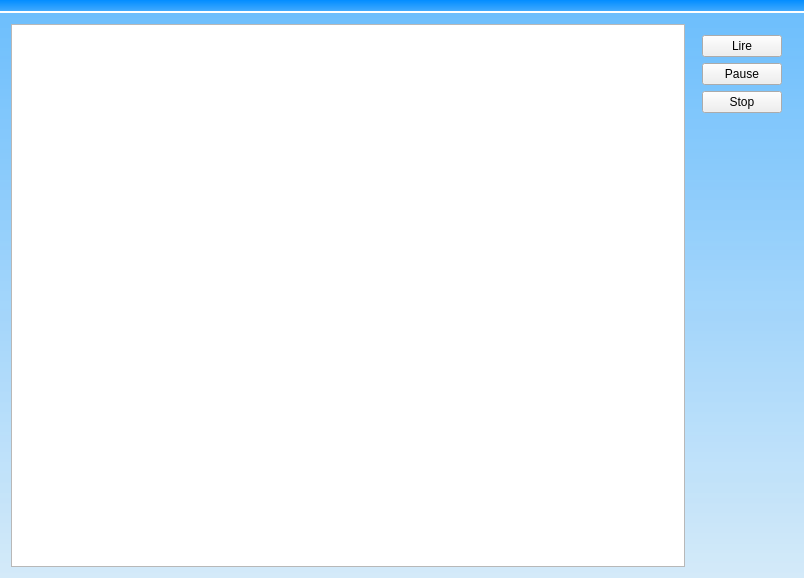
This is mainwindow.ui in Txikilinux/abuledu-minitexte as Qt 5 draws it before an edit. The edited form follows.
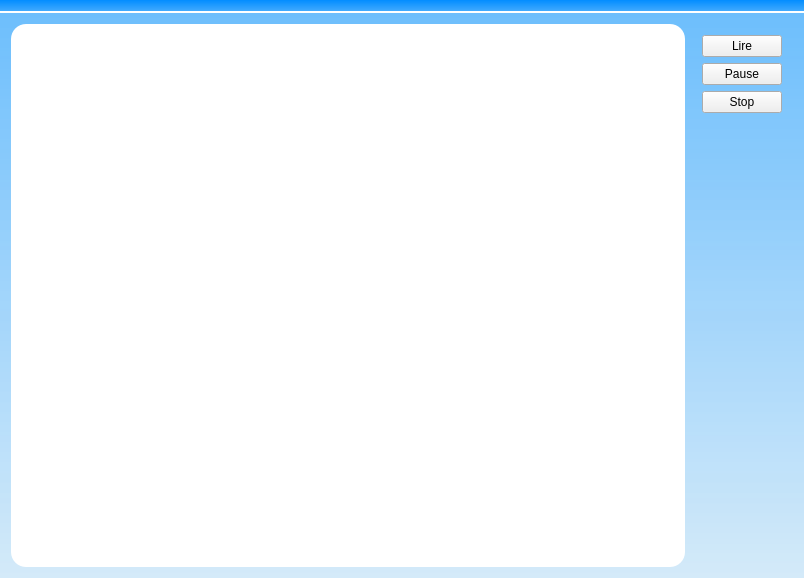
This is the edited form.

Commit message: coins arrondis sur la zone centrale

What changed in the file:
```diff
--- a/mainwindow.ui
+++ b/mainwindow.ui
@@ -28,13 +28,6 @@
 }</string>
    </property>
    <layout class="QGridLayout" name="gridLayout">
-    <item row="0" column="3">
-     <widget class="QTextEdit" name="teZoneTexte">
-      <property name="autoFormatting">
-       <set>QTextEdit::AutoAll</set>
-      </property>
-     </widget>
-    </item>
     <item row="0" column="4">
      <widget class="QFrame" name="frmPico">
       <layout class="QVBoxLayout" name="verticalLayout">
@@ -75,6 +68,37 @@
       </layout>
      </widget>
     </item>
+    <item row="0" column="0">
+     <widget class="QFrame" name="frmPrincipale">
+      <property name="styleSheet">
+       <string notr="true">QFrame {
+  border-radius: 15px;
+  background-color: rgb(255, 255, 255);
+}</string>
+      </property>
+      <property name="frameShape">
+       <enum>QFrame::StyledPanel</enum>
+      </property>
+      <property name="frameShadow">
+       <enum>QFrame::Raised</enum>
+      </property>
+      <layout class="QGridLayout" name="gridLayout_2">
+       <item row="0" column="0">
+        <widget class="QTextEdit" name="teZoneTexte">
+         <property name="frameShape">
+          <enum>QFrame::NoFrame</enum>
+         </property>
+         <property name="lineWidth">
+          <number>0</number>
+         </property>
+         <property name="autoFormatting">
+          <set>QTextEdit::AutoAll</set>
+         </property>
+        </widget>
+       </item>
+      </layout>
+     </widget>
+    </item>
    </layout>
   </widget>
   <widget class="QToolBar" name="toolBar">
```
The commit also changes 2 other files.
